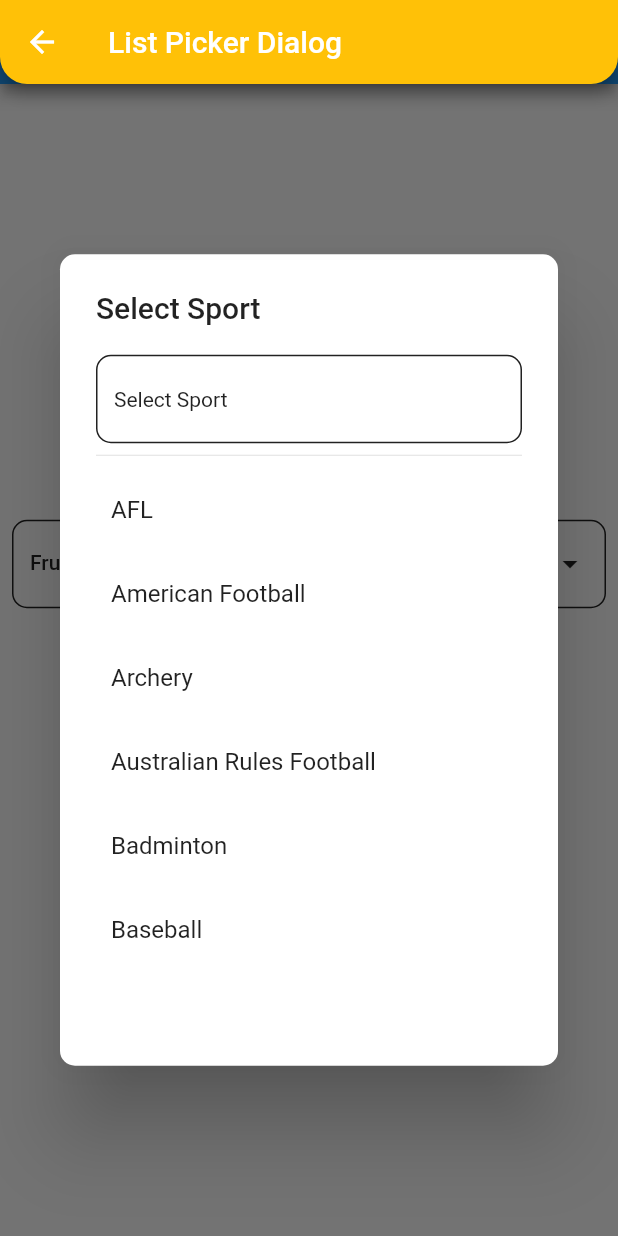
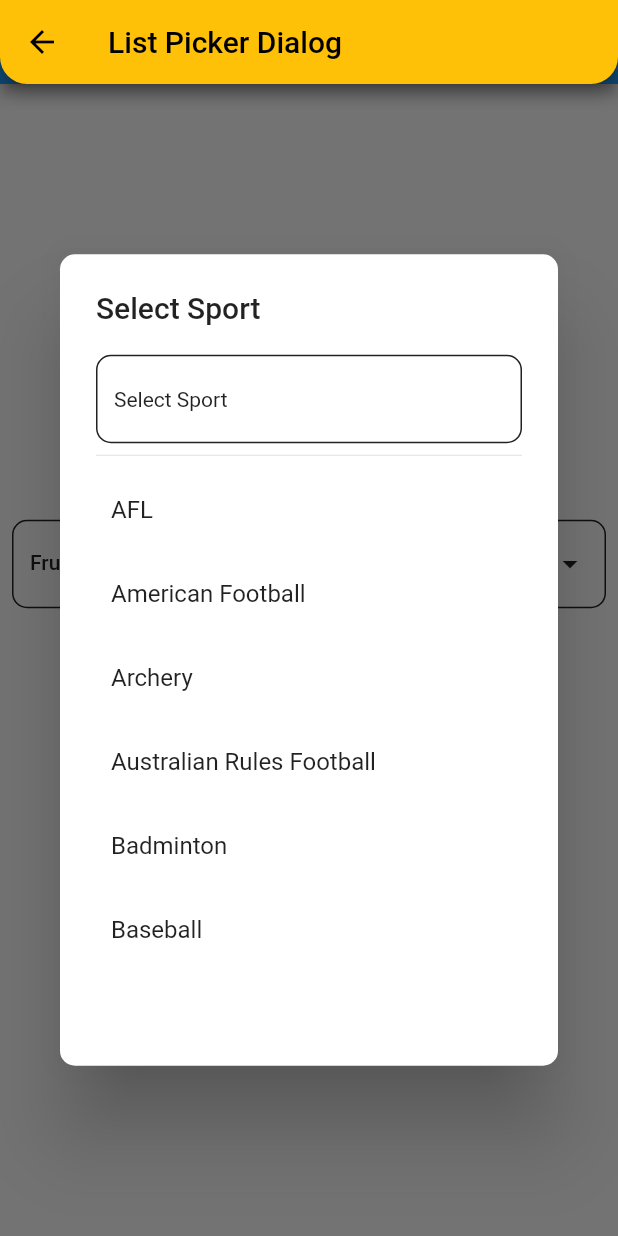
Before and after one commit to OutdatedGuy/list_picker, a Flutter app: the screen it shows after launch, after a tap on "Custom Dialog Builder", on a phone screen of 412 x 824 dp. Run offline on Flutter 3.47's test engine with Material 2 defaults, Android fonts, the phone set to English and light mode, and no system bars.

Commit message:
refactor: changed text color for visibility

```diff
--- a/example/lib/main.dart
+++ b/example/lib/main.dart
@@ -74,6 +74,7 @@ class _MyHomePageState extends State<MyHomePage> {
                         ),
                       ),
                       backgroundColor: Colors.amber,
+                      foregroundColor: Colors.black,
                     ),
                     body: const ListPickerDialog(
                       label: "Sport",
```
